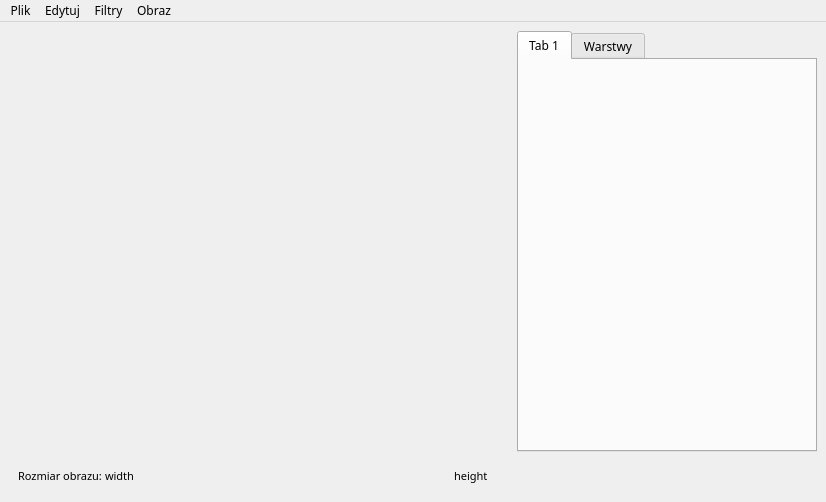
A1rWaxta/RasterShop, file src/uis/MainWindowX.ui: the form before one commit.
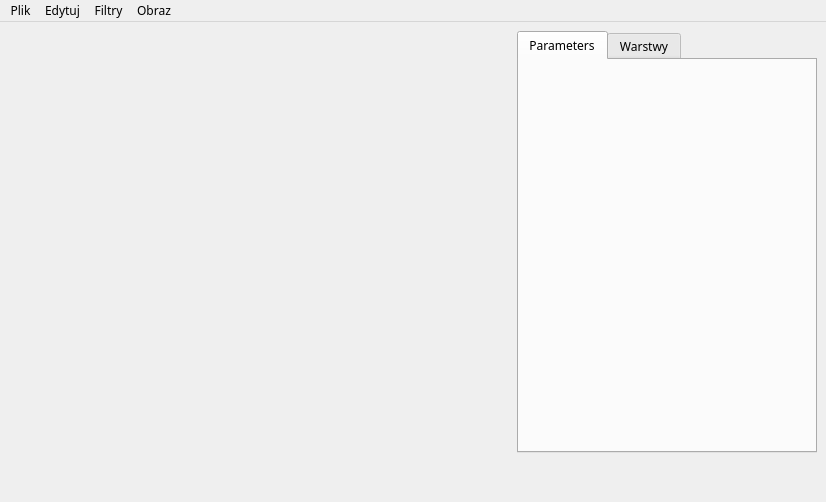
The form after the commit. The open tabs and pages were chosen to show the change. Icons and pictures are not drawn. Custom widgets are drawn as their Qt base class.

```diff
--- a/src/uis/MainWindowX.ui
+++ b/src/uis/MainWindowX.ui
@@ -60,91 +60,6 @@
       </property>
      </widget>
     </item>
-    <item row="1" column="0" colspan="3">
-     <widget class="QWidget" name="statusBar" native="true">
-      <property name="maximumSize">
-       <size>
-        <width>16777215</width>
-        <height>35</height>
-       </size>
-      </property>
-      <layout class="QGridLayout" name="gridLayout_3">
-       <item row="0" column="0">
-        <layout class="QGridLayout" name="gridLayout_2">
-         <property name="spacing">
-          <number>0</number>
-         </property>
-         <item row="0" column="0">
-          <layout class="QHBoxLayout" name="horizontalLayout">
-           <item>
-            <widget class="QLabel" name="label_2">
-             <property name="font">
-              <font>
-               <pointsize>8</pointsize>
-              </font>
-             </property>
-             <property name="text">
-              <string>Rozmiar obrazu: </string>
-             </property>
-            </widget>
-           </item>
-           <item>
-            <widget class="QLabel" name="label_3">
-             <property name="font">
-              <font>
-               <pointsize>8</pointsize>
-              </font>
-             </property>
-             <property name="text">
-              <string>width</string>
-             </property>
-            </widget>
-           </item>
-           <item>
-            <spacer name="horizontalSpacer_2">
-             <property name="orientation">
-              <enum>Qt::Horizontal</enum>
-             </property>
-             <property name="sizeHint" stdset="0">
-              <size>
-               <width>40</width>
-               <height>20</height>
-              </size>
-             </property>
-            </spacer>
-           </item>
-           <item>
-            <widget class="QLabel" name="label">
-             <property name="font">
-              <font>
-               <pointsize>8</pointsize>
-              </font>
-             </property>
-             <property name="text">
-              <string>height</string>
-             </property>
-            </widget>
-           </item>
-           <item>
-            <spacer name="horizontalSpacer">
-             <property name="orientation">
-              <enum>Qt::Horizontal</enum>
-             </property>
-             <property name="sizeHint" stdset="0">
-              <size>
-               <width>40</width>
-               <height>20</height>
-              </size>
-             </property>
-            </spacer>
-           </item>
-          </layout>
-         </item>
-        </layout>
-       </item>
-      </layout>
-     </widget>
-    </item>
     <item row="0" column="1">
      <widget class="WorkSpace" name="workSpace">
       <property name="styleSheet">
@@ -171,7 +86,7 @@
       </property>
       <widget class="QWidget" name="tab_3">
        <attribute name="title">
-        <string>Tab 1</string>
+        <string>Parameters</string>
        </attribute>
       </widget>
       <widget class="QWidget" name="layersTab">
@@ -273,6 +188,32 @@
       </widget>
      </widget>
     </item>
+    <item row="1" column="0" colspan="3">
+     <widget class="QWidget" name="statusBar" native="true">
+      <property name="maximumSize">
+       <size>
+        <width>16777215</width>
+        <height>35</height>
+       </size>
+      </property>
+      <layout class="QGridLayout" name="gridLayout_3">
+       <item row="0" column="0">
+        <layout class="QGridLayout" name="gridLayout_2">
+         <property name="spacing">
+          <number>0</number>
+         </property>
+         <item row="1" column="0">
+          <widget class="QLabel" name="activeToolLabel">
+           <property name="text">
+            <string/>
+           </property>
+          </widget>
+         </item>
+        </layout>
+       </item>
+      </layout>
+     </widget>
+    </item>
    </layout>
   </widget>
   <widget class="QMenuBar" name="menuBar">
```
Left out of the diff: 2 changed lines with no effect on the pictures.
